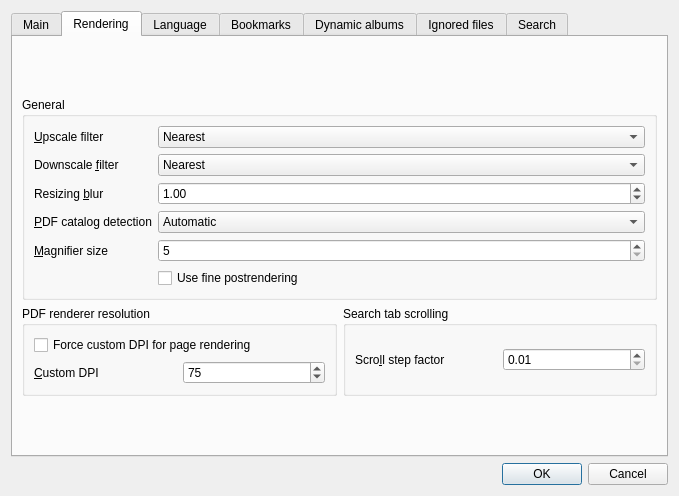
Old version of the form settingsdialog.ui in the repository kernel1024/qmanga.
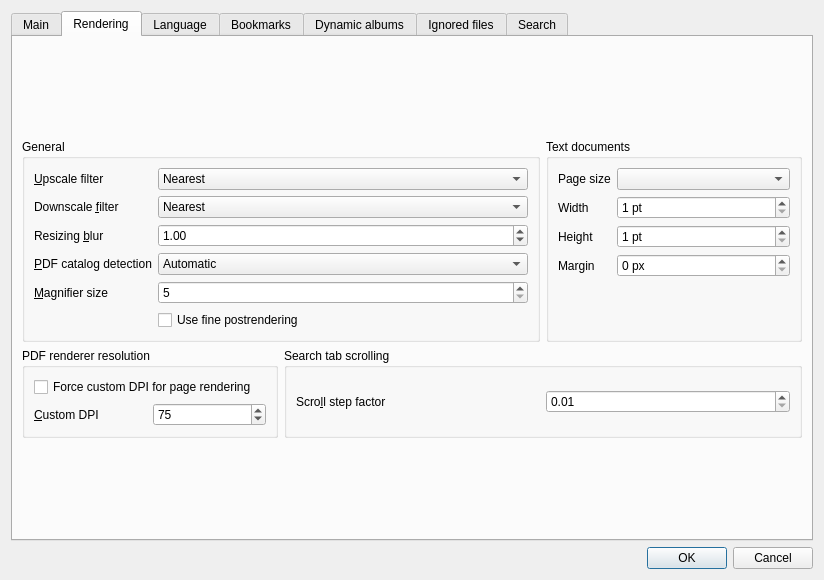
New version of the form. The open tabs and pages were chosen to show the change.

Commit message: - Text document viewer (for txt and epub files); - Workaround for QImage::scaled smooth transformation crash with Qt6.

```diff
--- a/settingsdialog.ui
+++ b/settingsdialog.ui
@@ -6,8 +6,8 @@
    <rect>
     <x>0</x>
     <y>0</y>
-    <width>679</width>
-    <height>496</height>
+    <width>824</width>
+    <height>580</height>
    </rect>
   </property>
   <property name="windowTitle">
@@ -447,6 +447,8 @@
         </spacer>
        </item>
        <item>
+        <layout class="QGridLayout" name="gridLayout_5">
+         <item row="0" column="0" colspan="2">
         <widget class="QGroupBox" name="groupBox">
          <property name="title">
           <string>General</string>
@@ -744,9 +746,95 @@
          </layout>
         </widget>
        </item>
-       <item>
-        <layout class="QHBoxLayout" name="horizontalLayout_13">
-         <item>
+         <item row="0" column="2">
+          <widget class="QGroupBox" name="groupBox_10">
+           <property name="title">
+            <string>Text documents</string>
+           </property>
+           <layout class="QFormLayout" name="formLayout_3">
+            <item row="0" column="0">
+             <widget class="QLabel" name="label_20">
+              <property name="text">
+               <string>Page size</string>
+              </property>
+              <property name="buddy">
+               <cstring>comboTextPageSize</cstring>
+              </property>
+             </widget>
+            </item>
+            <item row="0" column="1">
+             <widget class="QComboBox" name="comboTextPageSize"/>
+            </item>
+            <item row="1" column="0">
+             <widget class="QLabel" name="label_21">
+              <property name="text">
+               <string>Width</string>
+              </property>
+              <property name="buddy">
+               <cstring>spinTextWidth</cstring>
+              </property>
+             </widget>
+            </item>
+            <item row="1" column="1">
+             <widget class="QSpinBox" name="spinTextWidth">
+              <property name="suffix">
+               <string> pt</string>
+              </property>
+              <property name="minimum">
+               <number>1</number>
+              </property>
+              <property name="maximum">
+               <number>99999</number>
+              </property>
+             </widget>
+            </item>
+            <item row="2" column="0">
+             <widget class="QLabel" name="label_22">
+              <property name="text">
+               <string>Height</string>
+              </property>
+              <property name="buddy">
+               <cstring>spinTextHeight</cstring>
+              </property>
+             </widget>
+            </item>
+            <item row="2" column="1">
+             <widget class="QSpinBox" name="spinTextHeight">
+              <property name="suffix">
+               <string> pt</string>
+              </property>
+              <property name="minimum">
+               <number>1</number>
+              </property>
+              <property name="maximum">
+               <number>99999</number>
+              </property>
+             </widget>
+            </item>
+            <item row="3" column="0">
+             <widget class="QLabel" name="label_23">
+              <property name="text">
+               <string>Margin</string>
+              </property>
+              <property name="buddy">
+               <cstring>spinTextMargin</cstring>
+              </property>
+             </widget>
+            </item>
+            <item row="3" column="1">
+             <widget class="QSpinBox" name="spinTextMargin">
+              <property name="suffix">
+               <string> px</string>
+              </property>
+              <property name="maximum">
+               <number>99999</number>
+              </property>
+             </widget>
+            </item>
+           </layout>
+          </widget>
+         </item>
+         <item row="1" column="0">
           <widget class="QGroupBox" name="groupBox_8">
            <property name="title">
             <string>PDF renderer resolution</string>
@@ -792,7 +880,7 @@
            </layout>
           </widget>
          </item>
-         <item>
+         <item row="1" column="1" colspan="2">
           <widget class="QGroupBox" name="groupBox_9">
            <property name="title">
             <string>Search tab scrolling</string>
```
Left out of the diff: 108 changed lines with no effect on the pictures. Lines whose indentation alone changed are shown as unchanged. The commit also changes 33 other files.
